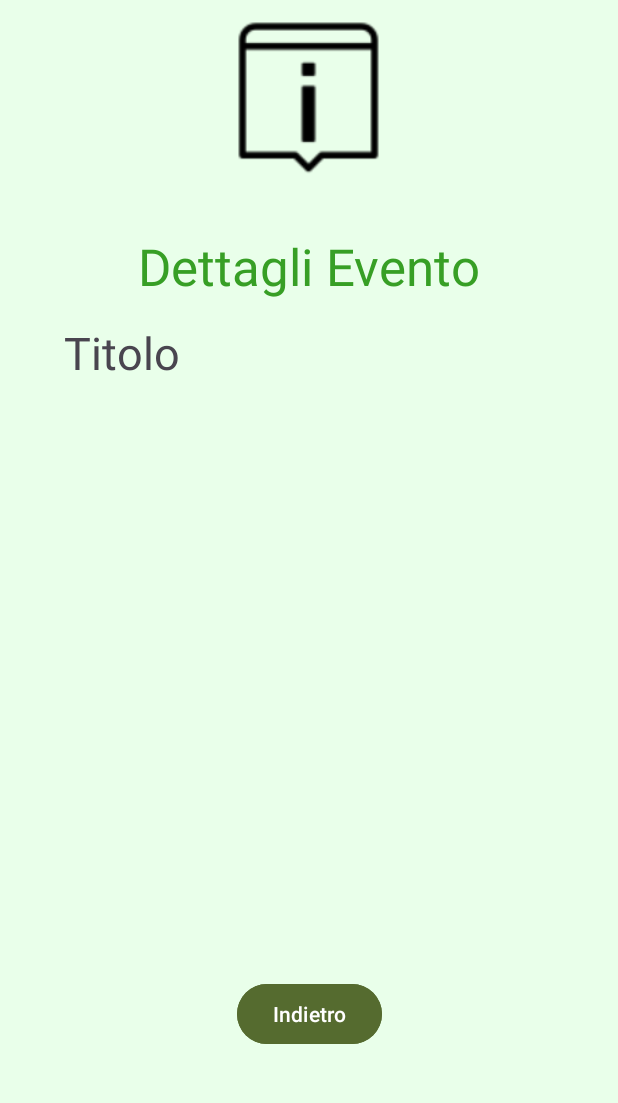
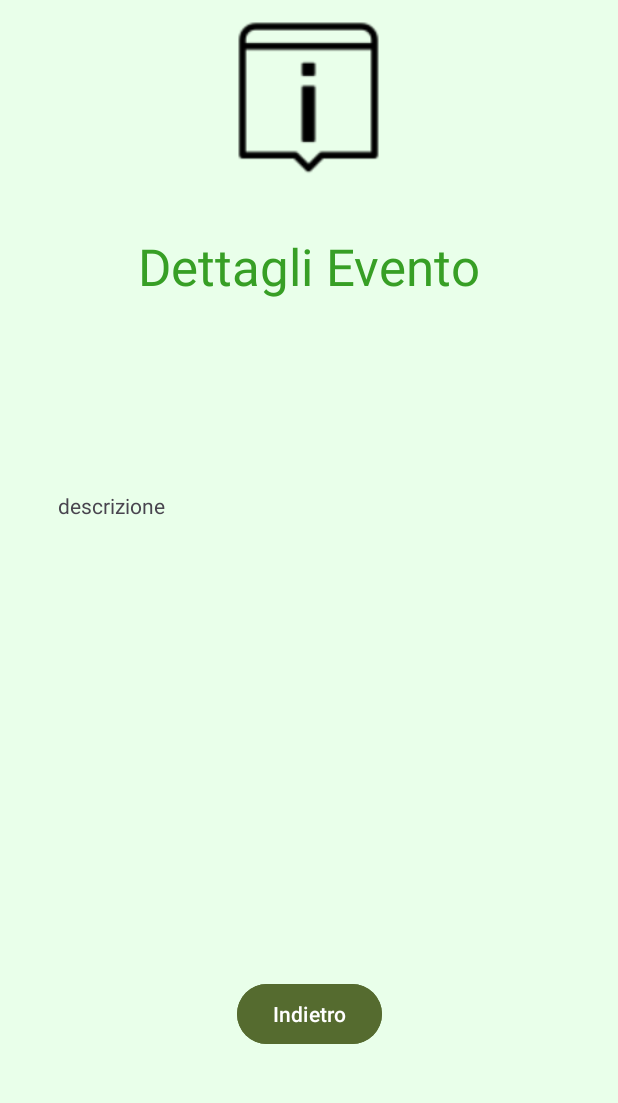
Before and after one commit to Tensa53/WasteGone, an Android app: the EventoActivity screen opened directly, with no data from a screen before it, on a phone screen of 412 x 824 dp, the part 96-1199 px from its top. Run offline under Robolectric (Android 15) with nearby library versions, the phone set to English and light mode, and no system bars; our stand-ins replace Firebase (no records; nobody signed in at launch, a user with empty details on screens opened directly).

Commit message:
Fix: Rimosso attributo "informazioni" in Event

```diff
--- a/app/src/main/java/it/giga/wastegone/gestioneEventiSensibilizzazione/application/activity/EventoActivity.java
+++ b/app/src/main/java/it/giga/wastegone/gestioneEventiSensibilizzazione/application/activity/EventoActivity.java
@@ -26,7 +26,7 @@ public class EventoActivity extends AppCompatActivity {
         tvAddetti = findViewById(R.id.tvAddetti);
         tvData = findViewById(R.id.tvData);
         tvOra = findViewById(R.id.tvOra);
-        tvTitolo = findViewById(R.id.tvTitolo);
+        tvTitolo = findViewById(R.id.tvNome);
         tvStato = findViewById(R.id.tvStato);
         tvLuogo = findViewById(R.id.tvLuogo);
         btnIndietro = findViewById(R.id.btnIndietro);
@@ -37,7 +37,7 @@ public class EventoActivity extends AppCompatActivity {
         // Imposta i dati dell'evento
         Intent intent = getIntent();
         tvTitolo.setText(intent.getStringExtra("title"));
-        tvDescrizione.setText(intent.getStringExtra("description"));
+        //tvDescrizione.setText(intent.getStringExtra("description"));
         tvData.setText(intent.getStringExtra("date"));
         tvOra.setText(intent.getStringExtra("time"));
         tvAddetti.setText(intent.getStringExtra("staff"));
--- a/app/src/main/java/it/giga/wastegone/gestioneEventiSensibilizzazione/application/activity/SezioneEventiActivity.java
+++ b/app/src/main/java/it/giga/wastegone/gestioneEventiSensibilizzazione/application/activity/SezioneEventiActivity.java
@@ -106,7 +106,7 @@ public class SezioneEventiActivity extends AppCompatActivity {
     public void ontvDescrizioneClicked(Event event) {
         Intent intent = new Intent(this, EventoActivity.class);
         intent.putExtra("title", event.getNome());
-        intent.putExtra("description", event.getInformazioni());
+        //intent.putExtra("description", event.getInformazioni());
         intent.putExtra("date", event.getData());
         intent.putExtra("time", event.getOra());
         intent.putExtra("staff", event.getNomiAddetti());
--- a/app/src/main/java/it/giga/wastegone/gestioneEventiSensibilizzazione/application/logic/EventAdapter.java
+++ b/app/src/main/java/it/giga/wastegone/gestioneEventiSensibilizzazione/application/logic/EventAdapter.java
@@ -71,7 +71,7 @@ public class EventAdapter extends RecyclerView.Adapter<EventAdapter.EventViewHol
         holder.tvDescrizione.setOnClickListener(v -> {
             Intent intent = new Intent(context, EventoActivity.class);
             intent.putExtra("title", event.getNome());
-            intent.putExtra("description", event.getInformazioni());
+            //intent.putExtra("description", event.getInformazioni());
             intent.putExtra("date", event.getData());
             intent.putExtra("time", event.getOra());
             intent.putExtra("staff", event.getNomiAddetti());
```
Also changed, not shown: app/src/main/java/it/giga/wastegone/gestioneEventiSensibilizzazione/storage/entity/Event.java (+2 -13 lines).
